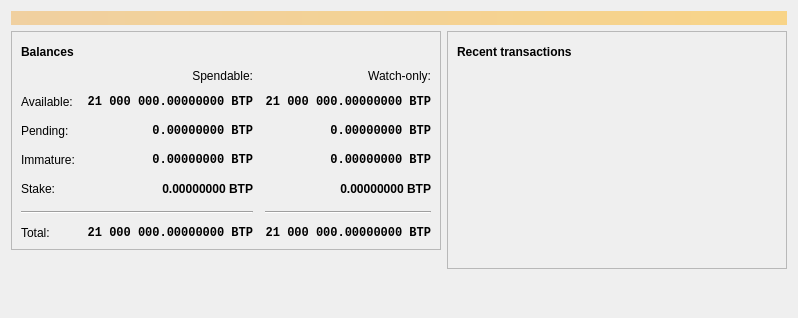
Qt form src/qt/forms/overviewpage.ui (CryptoDev777/litecoin-pos) before a commit.
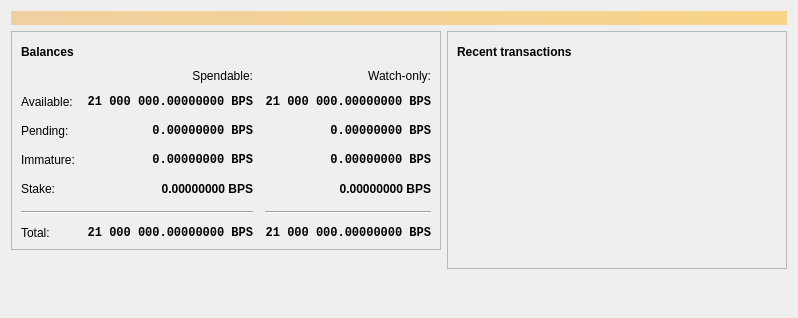
The same form after that commit. Icons and pictures are not drawn.

```diff
--- a/src/qt/forms/overviewpage.ui
+++ b/src/qt/forms/overviewpage.ui
@@ -130,7 +130,7 @@
                <string>Unconfirmed transactions to watch-only addresses</string>
               </property>
               <property name="text">
-               <string notr="true">0.00000000 BTP</string>
+               <string notr="true">0.00000000 BPS</string>
               </property>
               <property name="alignment">
                <set>Qt::AlignRight|Qt::AlignTrailing|Qt::AlignVCenter</set>
@@ -156,7 +156,7 @@
                <string>Total of transactions that have yet to be confirmed, and do not yet count toward the spendable balance</string>
               </property>
               <property name="text">
-               <string notr="true">0.00000000 BTP</string>
+               <string notr="true">0.00000000 BPS</string>
               </property>
               <property name="alignment">
                <set>Qt::AlignRight|Qt::AlignTrailing|Qt::AlignVCenter</set>
@@ -182,7 +182,7 @@
                <string>Mined balance in watch-only addresses that has not yet matured</string>
               </property>
               <property name="text">
-               <string notr="true">0.00000000 BTP</string>
+               <string notr="true">0.00000000 BPS</string>
               </property>
               <property name="alignment">
                <set>Qt::AlignRight|Qt::AlignTrailing|Qt::AlignVCenter</set>
@@ -241,7 +241,7 @@
                <string>Mined balance that has not yet matured</string>
               </property>
               <property name="text">
-               <string notr="true">0.00000000 BTP</string>
+               <string notr="true">0.00000000 BPS</string>
               </property>
               <property name="alignment">
                <set>Qt::AlignRight|Qt::AlignTrailing|Qt::AlignVCenter</set>
@@ -286,7 +286,7 @@
                <string>Stake</string>
               </property>
               <property name="text">
-               <string notr="true">0.00000000 BTP</string>
+               <string notr="true">0.00000000 BPS</string>
               </property>
               <property name="alignment">
                <set>Qt::AlignRight|Qt::AlignTrailing|Qt::AlignVCenter</set>
@@ -331,7 +331,7 @@
                <string>Watch Stake</string>
               </property>
               <property name="text">
-               <string notr="true">0.00000000 BTP</string>
+               <string notr="true">0.00000000 BPS</string>
               </property>
               <property name="alignment">
                <set>Qt::AlignRight|Qt::AlignTrailing|Qt::AlignVCenter</set>
@@ -357,7 +357,7 @@
                <string>Your current total balance</string>
               </property>
               <property name="text">
-               <string notr="true">21 000 000.00000000 BTP</string>
+               <string notr="true">21 000 000.00000000 BPS</string>
               </property>
               <property name="alignment">
                <set>Qt::AlignRight|Qt::AlignTrailing|Qt::AlignVCenter</set>
@@ -383,7 +383,7 @@
                <string>Current total balance in watch-only addresses</string>
               </property>
               <property name="text">
-               <string notr="true">21 000 000.00000000 BTP</string>
+               <string notr="true">21 000 000.00000000 BPS</string>
               </property>
               <property name="alignment">
                <set>Qt::AlignRight|Qt::AlignTrailing|Qt::AlignVCenter</set>
@@ -426,7 +426,7 @@
                <string>Your current spendable balance</string>
               </property>
               <property name="text">
-               <string notr="true">21 000 000.00000000 BTP</string>
+               <string notr="true">21 000 000.00000000 BPS</string>
               </property>
               <property name="alignment">
                <set>Qt::AlignRight|Qt::AlignTrailing|Qt::AlignVCenter</set>
@@ -452,7 +452,7 @@
                <string>Your current balance in watch-only addresses</string>
               </property>
               <property name="text">
-               <string notr="true">21 000 000.00000000 BTP</string>
+               <string notr="true">21 000 000.00000000 BPS</string>
               </property>
               <property name="alignment">
                <set>Qt::AlignRight|Qt::AlignTrailing|Qt::AlignVCenter</set>
```
